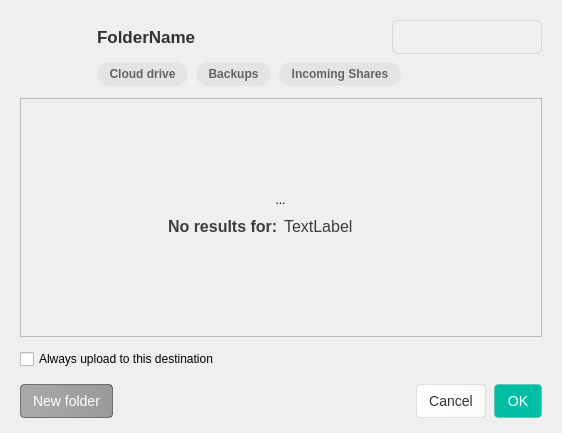
This is src/MEGASync/gui/node_selector/gui/linux/NodeSelectorTreeViewWidget.ui in meganz/MEGAsync as Qt 5 draws it before an edit. The edited form follows.
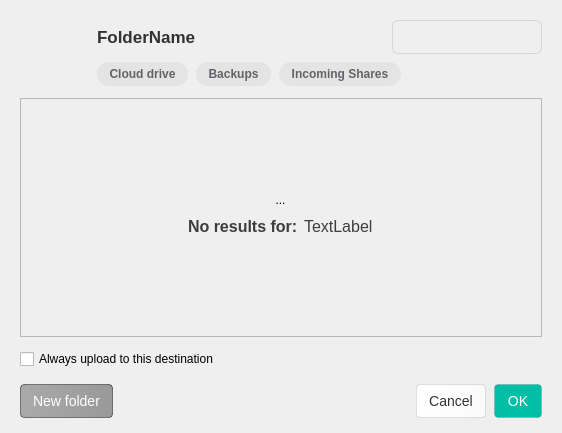
This is the edited form. The open tabs and pages were chosen to show the change. Icons and pictures are not drawn. Custom widgets are drawn as their Qt base class.

Patch:
```diff
--- a/src/MEGASync/gui/node_selector/gui/linux/NodeSelectorTreeViewWidget.ui
+++ b/src/MEGASync/gui/node_selector/gui/linux/NodeSelectorTreeViewWidget.ui
@@ -733,7 +733,7 @@
             </property>
            </widget>
           </item>
-          <item>
+          <item alignment="Qt::AlignHCenter">
            <widget class="QWidget" name="searchEmptyInfoWidget" native="true">
             <property name="minimumSize">
              <size>
```
